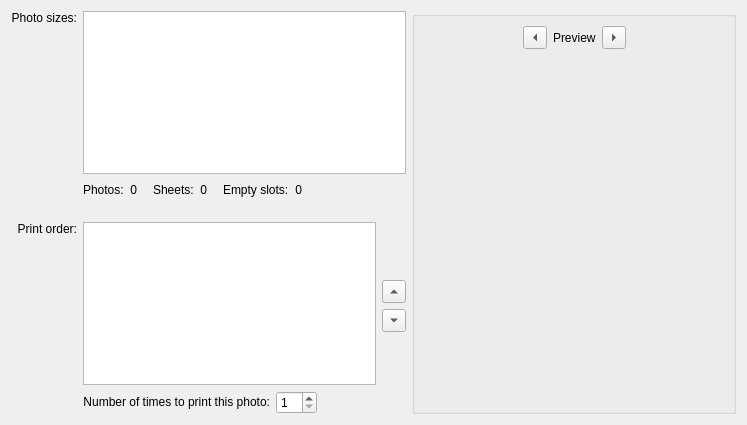
Qt form printimages/photopage.ui (KDE/kipi-plugins) before a commit.
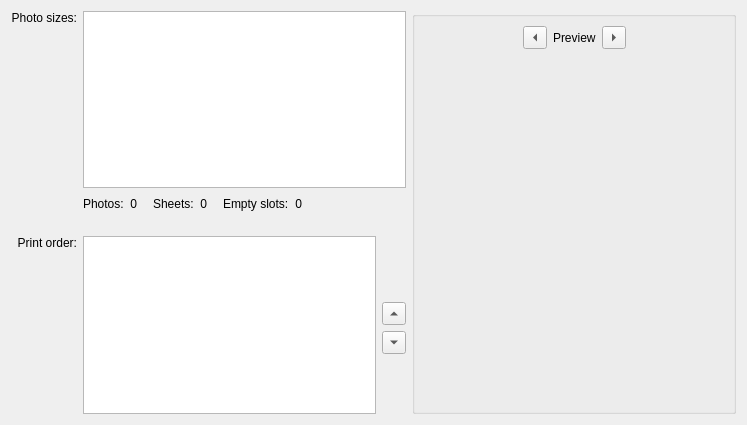
The same form after that commit.

Commit message: Merged from branch current features: - Get printers  from QPrinterInfo interface - Get page size from QPrintSetup   interface - Using last QPrintDialog with QPrinter settings - template icons (Andreas Trink's code) - Fixed photgrid with page size in inches - print to JPG can naw use templates - moved number of copies to first page - added a preview into first page to manage captions per photo in future

The edit to the form file:
```diff
--- a/printimages/photopage.ui
+++ b/printimages/photopage.ui
@@ -301,59 +301,7 @@
       </spacer>
      </item>
      <item row="4" column="0">
-      <layout class="QHBoxLayout" name="horizontalLayout">
-       <item>
-        <widget class="QLabel" name="LblCopies_2">
-         <property name="sizePolicy">
-          <sizepolicy hsizetype="MinimumExpanding" vsizetype="Fixed">
-           <horstretch>0</horstretch>
-           <verstretch>0</verstretch>
-          </sizepolicy>
-         </property>
-         <property name="text">
-          <string>Number of times to print this photo:</string>
-         </property>
-         <property name="alignment">
-          <set>Qt::AlignRight|Qt::AlignTrailing|Qt::AlignVCenter</set>
-         </property>
-         <property name="wordWrap">
-          <bool>false</bool>
-         </property>
-         <property name="buddy">
-          <cstring>EditCopies</cstring>
-         </property>
-        </widget>
-       </item>
-       <item>
-        <widget class="QSpinBox" name="EditCopies">
-         <property name="enabled">
-          <bool>true</bool>
-         </property>
-         <property name="toolTip">
-          <string>Number of copies of selected photo</string>
-         </property>
-         <property name="whatsThis">
-          <string>Number of copies of selected photo</string>
-         </property>
-         <property name="minimum">
-          <number>1</number>
-         </property>
-        </widget>
-       </item>
-       <item>
-        <spacer name="horizontalSpacer_3">
-         <property name="orientation">
-          <enum>Qt::Horizontal</enum>
-         </property>
-         <property name="sizeHint" stdset="0">
-          <size>
-           <width>40</width>
-           <height>20</height>
-          </size>
-         </property>
-        </spacer>
-       </item>
-      </layout>
+      <layout class="QHBoxLayout" name="horizontalLayout"/>
      </item>
      <item row="1" column="1">
       <widget class="QToolButton" name="BtnPrintOrderUp">
```
Left out of the diff: 1 changed line with no effect on the pictures. The commit also changes 43 other files.
